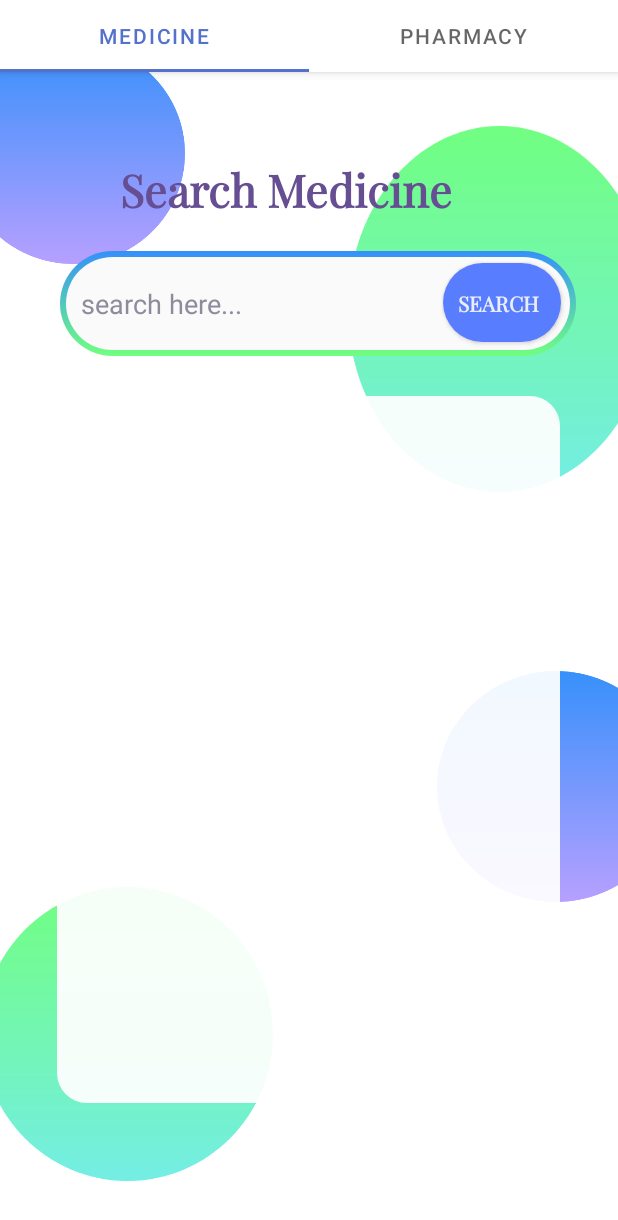
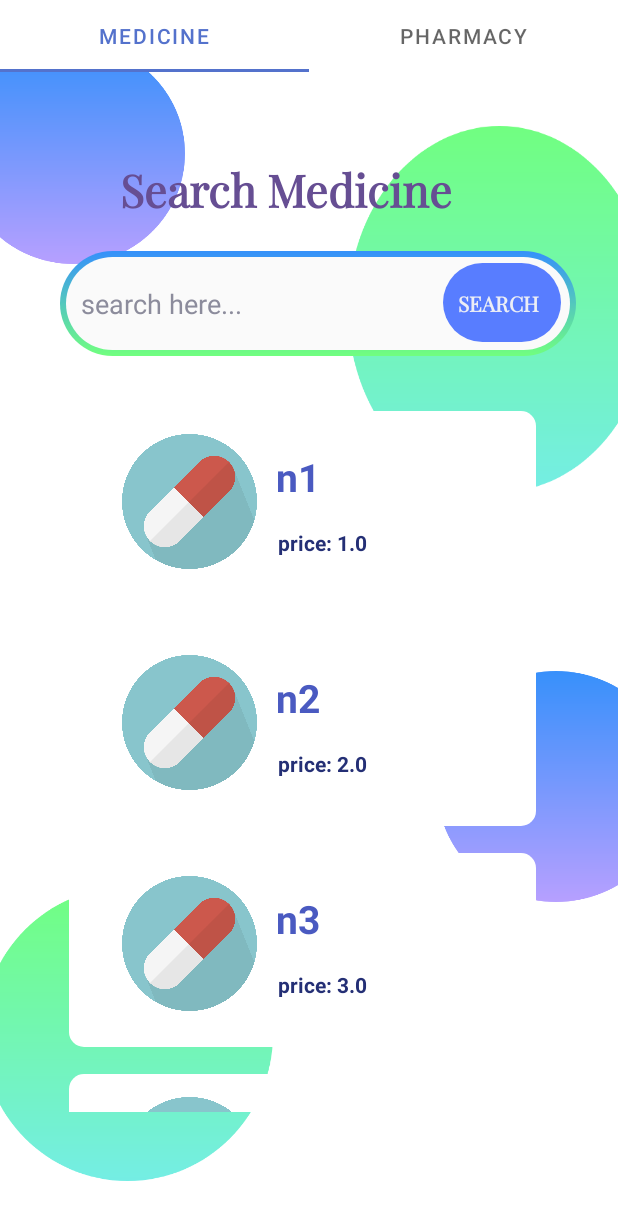
Before and after one commit to mohammadhnz/Health-care, an Android app: the SearchDrugFragPage screen opened directly, with no data from a screen before it, on a phone screen of 412 x 824 dp. Shown: the top 1220 px of the screen. Run offline under Robolectric (Android 15) with nearby library versions, the phone set to English and light mode, and no system bars; Roboto replaces fonts that are not available here.

Commit message:
fit: change recyclers in search pharmacy and search drug

```diff
--- a/app/src/main/java/com/example/health_care/activities/CustomerMainPage.java
+++ b/app/src/main/java/com/example/health_care/activities/CustomerMainPage.java
@@ -59,8 +59,8 @@ public class CustomerMainPage extends AppCompatActivity implements CustomerMainP
         customer.addBookmarkPharmacy(pharmacy3);
 
         Drug drug1 = new Drug("id1", "n1", 1.0, "des 1");
-        Drug drug2 = new Drug("id1", "n1", 1.0, "des 1");
-        Drug drug3 = new Drug("id1", "n1", 1.0, "des 1");
+        Drug drug2 = new Drug("id2", "n2", 2.0, "des 1");
+        Drug drug3 = new Drug("id3", "n3", 3.0, "des 1");
         customer.addBookmarkDrug(drug1);
         customer.addBookmarkDrug(drug1);
         customer.addBookmarkDrug(drug1);
--- a/app/src/main/java/com/example/health_care/activities/SearchDrugFragPage.java
+++ b/app/src/main/java/com/example/health_care/activities/SearchDrugFragPage.java
@@ -1,24 +1,42 @@
 package com.example.health_care.activities;
 
+import android.annotation.SuppressLint;
 import android.os.Bundle;
 
 import androidx.fragment.app.Fragment;
+import androidx.recyclerview.widget.LinearLayoutManager;
 import androidx.recyclerview.widget.RecyclerView;
 
 import android.view.LayoutInflater;
+import android.view.Menu;
+import android.view.MenuInflater;
+import android.view.MenuItem;
 import android.view.View;
 import android.view.ViewGroup;
 import android.widget.Button;
 import android.widget.EditText;
+import android.widget.ImageView;
+import android.widget.TextView;
+import android.widget.Toast;
 
 import com.example.health_care.R;
+import com.example.health_care.adapters.CustomerMainPagePharmacyAdapter;
+import com.example.health_care.adapters.SearchDugRecyclerAdapter;
 import com.example.health_care.models.Drug;
+import com.example.health_care.models.Pharmacy;
 
-public class SearchDrugFragPage extends Fragment {
+import java.text.ParseException;
+import java.util.ArrayList;
+import java.util.Objects;
+
+import androidx.appcompat.widget.SearchView;
+
+public class SearchDrugFragPage extends Fragment implements SearchDugRecyclerAdapter.OnNoteListenerDrug{
     View rootView;
     EditText drugName;
     Button searchButton;
     RecyclerView drugSearchResultRecycler;
+    SearchDugRecyclerAdapter drugAdapter;
 
     public SearchDrugFragPage() {
     }
@@ -35,19 +53,102 @@ public class SearchDrugFragPage extends Fragment {
         super.onCreate(savedInstanceState);
     }
 
+    @SuppressLint("NotifyDataSetChanged")
     @Override
     public View onCreateView(LayoutInflater inflater, ViewGroup container, Bundle savedInstanceState) {
+        // TODO: Delete later
+        setHasOptionsMenu(true);
         Drug drug4 = new Drug("id4", "n4", 4.0, "des 4");
         Drug drug5 = new Drug("id5", "n5", 5.0, "des 5");
         Drug drug6 = new Drug("id6", "n6", 6.0, "des 6");
+        Drug drug7 = new Drug("id7", "n7", 7.0, "des 7");
+        Drug drug8 = new Drug("id8", "n8", 8.0, "des 8");
+
 
         rootView = inflater.inflate(R.layout.search_drug_frag__page, container, false);
         drugName = rootView.findViewById(R.id.search_drug_bar_id);
         searchButton = rootView.findViewById(R.id.search_drug_button_id);
         drugSearchResultRecycler = rootView.findViewById(R.id.search_result_id);
 
+        buildRecyclerView();
+
+        searchButton.setOnClickListener(new View.OnClickListener() {
+            @Override
+            public void onClick(View view) {
+                if (!drugName.getText().toString().isEmpty()){
+
+                }
+            }
+        });
 
 
-        return inflater.inflate(R.layout.search_drug_frag__page, container, false);
+        return rootView;
+    }
+
+    @Override
+    public void onCreateOptionsMenu(Menu menu, MenuInflater inflater) {
+        // below line is to get our inflater
+        inflater.inflate(R.menu.search_drug_menu, menu);
+        super.onCreateOptionsMenu(menu,inflater);
+
+        // below line is to get our menu item.
+        MenuItem searchItem = menu.findItem(R.id.search_drug_row_layout);
+
+        // getting search view of our item.
+        SearchView searchView = (SearchView) searchItem.getActionView();
+
+        // below line is to call set on query text listener method.
+        searchView.setOnQueryTextListener(new SearchView.OnQueryTextListener() {
+            @Override
+            public boolean onQueryTextSubmit(String query) {
+                return false;
+            }
+
+            @Override
+            public boolean onQueryTextChange(String newText) {
+                // inside on query text change method we are
+                // calling a method to filter our recycler view.
+                filter(newText);
+                return false;
+            }
+        });
+    }
+
+    private void filter(String text) {
+        // creating a new array list to filter our data.
+        ArrayList<Drug> filteredlist = new ArrayList<>();
+
+        // running a for loop to compare elements.
+        for (Drug item : Drug.getDrugs()) {
+            // checking if the entered string matched with any item of our recycler view.
+            if (item.getName().toLowerCase().contains(text.toLowerCase())) {
+                // if the item is matched we are
+                // adding it to our filtered list.
+                filteredlist.add(item);
+            }
+        }
+        if (filteredlist.isEmpty()) {
+            // if no item is added in filtered list we are
+            // displaying a toast message as no data found.
+            Toast.makeText(rootView.getContext(), "No Data Found..", Toast.LENGTH_SHORT).show();
+        } else {
+            // at last we are passing that filtered
+            // list to our adapter class.
+            drugAdapter.filterList(filteredlist);
+        }
+    }
+
+    @SuppressLint("NotifyDataSetChanged")
+    private void buildRecyclerView() {
+        drugSearchResultRecycler.setLayoutManager(new LinearLayoutManager(rootView.getContext(), LinearLayoutManager.VERTICAL, false));
+        drugAdapter = new SearchDugRecyclerAdapter(rootView.getContext(), Drug.getDrugs(), this);
+        drugSearchResultRecycler.setAdapter(drugAdapter);
+        drugAdapter.notifyDataSetChanged();
+
+    }
+
+    @Override
+    public void OnNoteListenerDrug(ImageView icon, TextView drugName, TextView drugPrice, int position) throws ParseException {
+
     }
 }
--- a/app/src/main/java/com/example/health_care/activities/SearchPharmacyFragPage.java
+++ b/app/src/main/java/com/example/health_care/activities/SearchPharmacyFragPage.java
@@ -1,49 +1,45 @@
 package com.example.health_care.activities;
 
+import android.annotation.SuppressLint;
 import android.os.Bundle;
 
 import androidx.fragment.app.Fragment;
+import androidx.recyclerview.widget.LinearLayoutManager;
+import androidx.recyclerview.widget.RecyclerView;
 
 import android.view.LayoutInflater;
 import android.view.View;
 import android.view.ViewGroup;
+import android.widget.Button;
+import android.widget.EditText;
+import android.widget.ImageView;
+import android.widget.TextView;
 
 import com.example.health_care.R;
+import com.example.health_care.adapters.SearchDugRecyclerAdapter;
+import com.example.health_care.adapters.SearchPharmacyRecyclerAdapter;
+import com.example.health_care.models.Drug;
+import com.example.health_care.models.Pharmacy;
 
-/**
- * A simple {@link Fragment} subclass.
- * Use the {@link SearchPharmacyFragPage#newInstance} factory method to
- * create an instance of this fragment.
- */
-public class SearchPharmacyFragPage extends Fragment {
+import java.text.ParseException;
 
-    // TODO: Rename parameter arguments, choose names that match
-    // the fragment initialization parameters, e.g. ARG_ITEM_NUMBER
-    private static final String ARG_PARAM1 = "param1";
-    private static final String ARG_PARAM2 = "param2";
 
-    // TODO: Rename and change types of parameters
-    private String mParam1;
-    private String mParam2;
+public class SearchPharmacyFragPage extends Fragment implements SearchPharmacyRecyclerAdapter.OnNoteListener{
+
+    View rootView;
+    EditText pharmacyName;
+    Button searchButton;
+    RecyclerView pharmacySearchResultRecycler;
+    SearchPharmacyRecyclerAdapter pharmacyAdapter;
 
     public SearchPharmacyFragPage() {
         // Required empty public constructor
     }
 
-    /**
-     * Use this factory method to create a new instance of
-     * this fragment using the provided parameters.
-     *
-     * @param param1 Parameter 1.
-     * @param param2 Parameter 2.
-     * @return A new instance of fragment SearchPharmacyFragPage.
-     */
-    // TODO: Rename and change types and number of parameters
+
     public static SearchPharmacyFragPage newInstance(String param1, String param2) {
         SearchPharmacyFragPage fragment = new SearchPharmacyFragPage();
         Bundle args = new Bundle();
-        args.putString(ARG_PARAM1, param1);
-        args.putString(ARG_PARAM2, param2);
         fragment.setArguments(args);
         return fragment;
     }
@@ -51,16 +47,32 @@ public class SearchPharmacyFragPage extends Fragment {
     @Override
     public void onCreate(Bundle savedInstanceState) {
         super.onCreate(savedInstanceState);
-        if (getArguments() != null) {
-            mParam1 = getArguments().getString(ARG_PARAM1);
-            mParam2 = getArguments().getString(ARG_PARAM2);
-        }
+    }
+
+    @SuppressLint("NotifyDataSetChanged")
+    @Override
+    public View onCreateView(LayoutInflater inflater, ViewGroup container, Bundle savedInstanceState) {
+        // TODO: Delete Later
+        Pharmacy pharmacy4 = new Pharmacy("ph4", "loc4", "pho4", "op4");
+        Pharmacy pharmacy5 = new Pharmacy("ph5", "loc5", "pho5", "op5");
+        Pharmacy pharmacy6 = new Pharmacy("ph6", "loc6", "pho6", "op6");
+
+        rootView = inflater.inflate(R.layout.fragment_search_pharmacy_frag_page, container, false);
+        pharmacyName = rootView.findViewById(R.id.search_phar_bar_id);
+        searchButton = rootView.findViewById(R.id.search_phar_button_id);
+        pharmacySearchResultRecycler = rootView.findViewById(R.id.phar_search_result_id);
+
+        pharmacySearchResultRecycler.setLayoutManager(new LinearLayoutManager(rootView.getContext(), LinearLayoutManager.VERTICAL, false));
+        pharmacyAdapter = new SearchPharmacyRecyclerAdapter(rootView.getContext(), Pharmacy.getPharmacies(), this);
+        pharmacySearchResultRecycler.setAdapter(pharmacyAdapter);
+        pharmacyAdapter.notifyDataSetChanged();
+
+
+        return rootView;
     }
 
     @Override
-    public View onCreateView(LayoutInflater inflater, ViewGroup container,
-                             Bundle savedInstanceState) {
-        // Inflate the layout for this fragment
-        return inflater.inflate(R.layout.fragment_search_pharmacy_frag_page, container, false);
+    public void OnNoteListener(ImageView icon, TextView pharmacyName, int position) throws ParseException {
+
     }
 }
--- /dev/null
+++ b/app/src/main/java/com/example/health_care/adapters/SearchDugRecyclerAdapter.java
@@ -0,0 +1,106 @@
+package com.example.health_care.adapters;
+
+import android.annotation.SuppressLint;
+import android.content.Context;
+import android.content.res.Resources;
+import android.view.LayoutInflater;
+import android.view.View;
+import android.view.ViewGroup;
+import android.widget.ImageView;
+import android.widget.LinearLayout;
+import android.widget.TextView;
+
+import androidx.annotation.NonNull;
+import androidx.cardview.widget.CardView;
+import androidx.recyclerview.widget.RecyclerView;
+
+import com.example.health_care.R;
+import com.example.health_care.models.Drug;
+
+import java.text.ParseException;
+import java.util.ArrayList;
+
+public class SearchDugRecyclerAdapter extends RecyclerView.Adapter<SearchDugRecyclerAdapter.ViewHolder>{
+    ArrayList<Drug> drugs;
+    private LayoutInflater inflater;
+    OnNoteListenerDrug onNoteListener;
+    boolean showPharmacy = true;
+    private int textSize;
+
+    public SearchDugRecyclerAdapter(Context context, ArrayList<Drug> drugs, OnNoteListenerDrug onNoteListener) {
+        this.drugs = drugs;
+        this.inflater = LayoutInflater.from(context);
+        this.onNoteListener = onNoteListener;
+    }
+
+    @NonNull
+    @Override
+    public ViewHolder onCreateViewHolder(@NonNull ViewGroup parent, int viewType) {
+        return new ViewHolder(inflater.inflate(R.layout.drug_row_search_page, parent, false), onNoteListener);
+    }
+
+    @SuppressLint("SetTextI18n")
+    @Override
+    public void onBindViewHolder(@NonNull ViewHolder holder, int position) {
+        holder.drugName.setText(drugs.get(position).getName());
+        holder.drugPrice.setText("price: " + String.valueOf(drugs.get(position).getPrice()));
+        Context context = inflater.getContext();
+        Resources resources = context.getResources();
+        //int resourceID=resources.getIdentifier(pharmacies.get(position).getProfPhoto(),"drawable",context.getPackageName());
+        holder.icon.getContext();
+        //holder.icon.setImageResource(resourceID);
+    }
+
+    public void filterList(ArrayList<Drug> filterllist) {
+        // below line is to add our filtered
+        // list in our course array list.
+        drugs = filterllist;
+        // below line is to notify our adapter
+        // as change in recycler view data.
+        notifyDataSetChanged();
+    }
+
+    @Override
+    public int getItemCount() {
+        return drugs.size();
+    }
+
+    @SuppressLint("NotifyDataSetChanged")
+    void addItems(ArrayList<Drug> w) {
+        drugs.addAll(w);
+        notifyDataSetChanged();
+    }
+
+
+    public class ViewHolder extends RecyclerView.ViewHolder implements View.OnClickListener {
+
+        CardView recRowLayout;
+        ImageView icon;
+        TextView drugName;
+        TextView drugPrice;
+        OnNoteListenerDrug onNoteListener;
+
+        public ViewHolder(@NonNull View itemView, OnNoteListenerDrug onNoteListener) {
+            super(itemView);
+            recRowLayout = itemView.findViewById(R.id.search_drug_row_layout);
+            drugName = recRowLayout.findViewById(R.id.search_drug_name_id_row);
+            drugPrice = recRowLayout.findViewById(R.id.search_drug_price_id_row);
+            icon = itemView.findViewById(R.id.search_drug_img_recId);
+            this.onNoteListener = onNoteListener;
+            itemView.setOnClickListener(this);
+        }
+
+        @Override
+        public void onClick(View view) {
+            try {
+                onNoteListener.OnNoteListenerDrug(icon, drugName, drugPrice, getAdapterPosition());
+            } catch (ParseException e) {
+                e.printStackTrace();
+            }
+        }
+    }
+
+    public interface OnNoteListenerDrug {
+        void OnNoteListenerDrug(ImageView icon, TextView drugName, TextView drugPrice, int position) throws ParseException;
+    }
+}
--- /dev/null
+++ b/app/src/main/java/com/example/health_care/adapters/SearchPharmacyRecyclerAdapter.java
@@ -0,0 +1,92 @@
+package com.example.health_care.adapters;
+
+import android.annotation.SuppressLint;
+import android.content.Context;
+import android.content.res.Resources;
+import android.view.LayoutInflater;
+import android.view.View;
+import android.view.ViewGroup;
+import android.widget.ImageView;
+import android.widget.LinearLayout;
+import android.widget.TextView;
+
+import androidx.annotation.NonNull;
+import androidx.recyclerview.widget.RecyclerView;
+
+import com.example.health_care.R;
+import com.example.health_care.models.Pharmacy;
+
+import java.text.ParseException;
+import java.util.ArrayList;
+
+public class SearchPharmacyRecyclerAdapter  extends RecyclerView.Adapter<SearchPharmacyRecyclerAdapter.ViewHolder>{
+    ArrayList<Pharmacy> pharmacies;
+    private LayoutInflater inflater;
+    OnNoteListener onNoteListener;
+    boolean showPharmacy = true;
+    private int textSize;
+
+    public SearchPharmacyRecyclerAdapter(Context context, ArrayList<Pharmacy> pharmacies, OnNoteListener onNoteListener) {
+        this.pharmacies = pharmacies;
+        this.inflater = LayoutInflater.from(context);
+        this.onNoteListener = onNoteListener;
+    }
+
+    @NonNull
+    @Override
+    public ViewHolder onCreateViewHolder(@NonNull ViewGroup parent, int viewType) {
+        return new ViewHolder(inflater.inflate(R.layout.pharmacy_row_search_page, parent, false), onNoteListener);
+    }
+
+    @Override
+    public void onBindViewHolder(@NonNull ViewHolder holder, int position) {
+        holder.pharmacyName.setText(pharmacies.get(position).getName());
+
+        Context context = inflater.getContext();
+        Resources resources = context.getResources();
+        //int resourceID=resources.getIdentifier(pharmacies.get(position).getProfPhoto(),"drawable",context.getPackageName());
+        holder.icon.getContext();
+        //holder.icon.setImageResource(resourceID);
+    }
+
+    @Override
+    public int getItemCount() {
+        return pharmacies.size();
+    }
+
+    @SuppressLint("NotifyDataSetChanged")
+    void addItems(ArrayList<Pharmacy> w) {
+        pharmacies.addAll(w);
+        notifyDataSetChanged();
+    }
+
+    public class ViewHolder extends RecyclerView.ViewHolder implements View.OnClickListener {
+
+        LinearLayout recRowLayout;
+        ImageView icon;
+        TextView pharmacyName;
+        OnNoteListener onNoteListener;
+
+        public ViewHolder(@NonNull View itemView, OnNoteListener onNoteListener) {
+            super(itemView);
+            recRowLayout = itemView.findViewById(R.id.search_phar_row_layout);
+            pharmacyName = recRowLayout.findViewById(R.id.search_pharmacy_nameId);
+            icon = itemView.findViewById(R.id.search_drug_img_recId);
+            this.onNoteListener = onNoteListener;
+            itemView.setOnClickListener(this);
+        }
+
+        @Override
+        public void onClick(View view) {
+            try {
+                onNoteListener.OnNoteListener(icon, pharmacyName, getAdapterPosition());
+            } catch (ParseException e) {
+                e.printStackTrace();
+            }
+        }
+    }
+
+    public interface OnNoteListener {
+        void OnNoteListener(ImageView icon, TextView pharmacyName, int position) throws ParseException;
+    }
+}
--- a/app/src/main/java/com/example/health_care/models/Drug.java
+++ b/app/src/main/java/com/example/health_care/models/Drug.java
@@ -57,4 +57,8 @@ public class Drug {
         }
         return null;
     }
+
+    public static ArrayList<Drug> getDrugs() {
+        return drugs;
+    }
 }
--- a/app/src/main/res/drawable/recycler_item_back.xml
+++ b/app/src/main/res/drawable/recycler_item_back.xml
@@ -1,10 +1,10 @@
 <?xml version="1.0" encoding="utf-8"?>
 <shape xmlns:android="http://schemas.android.com/apk/res/android">
-    <solid android:color="#008D84B3"></solid>
+    <solid android:color="#DFFFFFFF"></solid>
     <corners android:topLeftRadius="60dp"
         android:topRightRadius="60dp"
         android:bottomRightRadius="60dp"
         android:bottomLeftRadius="60dp">
     </corners>
-    <stroke android:width="2dp" android:color="#3590FB"/>
+
 </shape>
--- /dev/null
+++ b/app/src/main/res/layout/drug_row_search_page.xml
@@ -0,0 +1,63 @@
+<?xml version="1.0" encoding="utf-8"?>
+<LinearLayout xmlns:android="http://schemas.android.com/apk/res/android"
+    xmlns:app="http://schemas.android.com/apk/res-auto"
+    xmlns:tools="http://schemas.android.com/tools"
+    android:layout_width="match_parent"
+    android:layout_height="145dp"
+    android:layout_marginTop="2dp">
+
+    <androidx.cardview.widget.CardView
+        android:id="@+id/search_drug_row_layout"
+        android:layout_width="match_parent"
+        android:layout_height="wrap_content"
+        android:layout_margin="8dp"
+        android:elevation="8dp"
+        app:cardBackgroundColor="#FFFF"
+        app:cardCornerRadius="10dp">
+
+        <LinearLayout
+            android:layout_width="match_parent"
+            android:layout_height="wrap_content"
+            >
+
+            <ImageView
+                android:id="@+id/search_drug_img_recId"
+                android:layout_width="90dp"
+                android:layout_height="90dp"
+                android:layout_marginStart="35dp"
+                android:layout_marginTop="15dp"
+                android:layout_marginEnd="48dp"
+                android:layout_marginBottom="64dp"
+                app:srcCompat="@drawable/pngitem_479890" />
+
+            <TextView
+                android:id="@+id/search_drug_name_id_row"
+                android:layout_width="197dp"
+                android:layout_height="30dp"
+                android:layout_marginStart="-35dp"
+                android:layout_marginTop="26dp"
+                android:textColor="#4A5AC1"
+                android:textSize="26sp"
+                android:textStyle="bold" />
+
+            <TextView
+                android:id="@+id/search_drug_price_id_row"
+                android:layout_width="170dp"
+                android:layout_height="18dp"
+                android:layout_marginStart="-196dp"
+                android:layout_marginTop="65dp"
+                android:textColor="#242F75"
+                android:textSize="14sp"
+                android:textStyle="bold"
+                tools:ignore="SmallSp">
+
+            </TextView>
+
+
+        </LinearLayout>
+
+
+    </androidx.cardview.widget.CardView>
+
+
+</LinearLayout>
--- a/app/src/main/res/layout/search_drug_frag__page.xml
+++ b/app/src/main/res/layout/search_drug_frag__page.xml
@@ -7,16 +7,6 @@
     android:background="#FFFFFF"
     >
 
-
-    <ScrollView
-        android:layout_width="match_parent"
-        android:layout_height="match_parent">
-
-        <LinearLayout
-            android:layout_width="match_parent"
-            android:layout_height="wrap_content"
-            android:orientation="vertical" />
-    </ScrollView>
 
     <View
         android:id="@+id/view6"
@@ -108,15 +98,16 @@
 
     <androidx.recyclerview.widget.RecyclerView
         android:id="@+id/search_result_id"
-        android:layout_width="335dp"
-        android:layout_height="471dp"
+        android:layout_width="327dp"
+        android:layout_height="477dp"
         android:layout_alignParentLeft="true"
         android:layout_alignParentTop="true"
         android:layout_alignParentBottom="true"
         android:layout_marginLeft="38dp"
         android:layout_marginTop="216dp"
-        android:layout_marginBottom="22dp"
-        android:background="@drawable/customer_main_page_cell1" />
+        android:layout_marginBottom="22dp" />
+<!--        android:background="@drawable/customer_main_page_cell1" -->
+
 
     <TextView
         android:layout_width="283dp"
--- /dev/null
+++ b/app/src/main/res/menu/search_drug_menu.xml
@@ -0,0 +1,17 @@
+<?xml version="1.0" encoding="utf-8"?>
+<menu
+    xmlns:android="http://schemas.android.com/apk/res/android"
+    xmlns:app="http://schemas.android.com/apk/res-auto"
+    android:layout_width="match_parent"
+    android:layout_height="match_parent"
+    android:orientation="vertical">
+
+    <!--item for our search view with its id-->
+    <item
+        android:id="@+id/actionSearch"
+        android:icon="@android:drawable/ic_menu_search"
+        android:title="Search"
+        app:actionViewClass="androidx.appcompat.widget.SearchView"
+        app:showAsAction="ifRoom|collapseActionView" />
+
+</menu>
```
Also changed, not shown: app/src/main/res/layout/fragment_search_pharmacy_frag_page.xml (+4 -5 lines), app/src/main/res/layout/login_page.xml (+19 -19 lines), app/src/main/res/layout/pharmacy_row_search_page.xml (added, +48 -0 lines).
